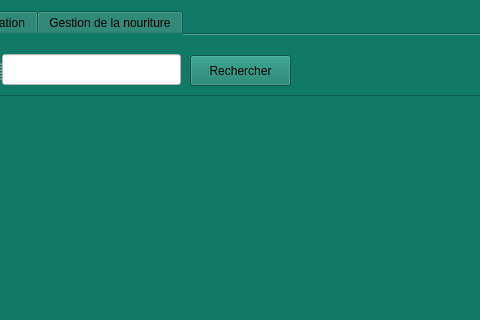
Qt form Smart_Zoo/mainwindow.ui (SarraGha/Smart_Park_2A19) before a commit; both pictures show x 241 to 721 and y 0 to 320 of the 1300 by 900 pixel window.
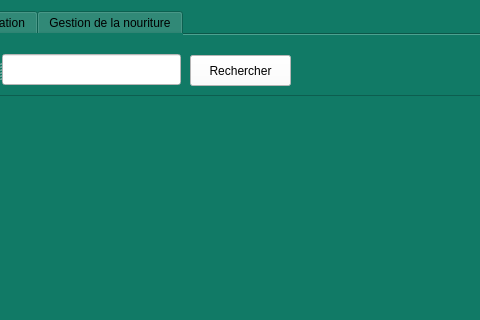
The same form after that commit. The open tabs and pages were chosen to show the change.

Diff of the .ui file:
```diff
--- a/Smart_Zoo/mainwindow.ui
+++ b/Smart_Zoo/mainwindow.ui
@@ -438,6 +438,9 @@
           <height>31</height>
          </rect>
         </property>
+        <property name="styleSheet">
+         <string notr="true">background-color: rgb(255, 255, 255);</string>
+        </property>
         <property name="text">
          <string>Rechercher</string>
         </property>
```
Left out of the diff: 10 changed lines with no effect on the pictures.
